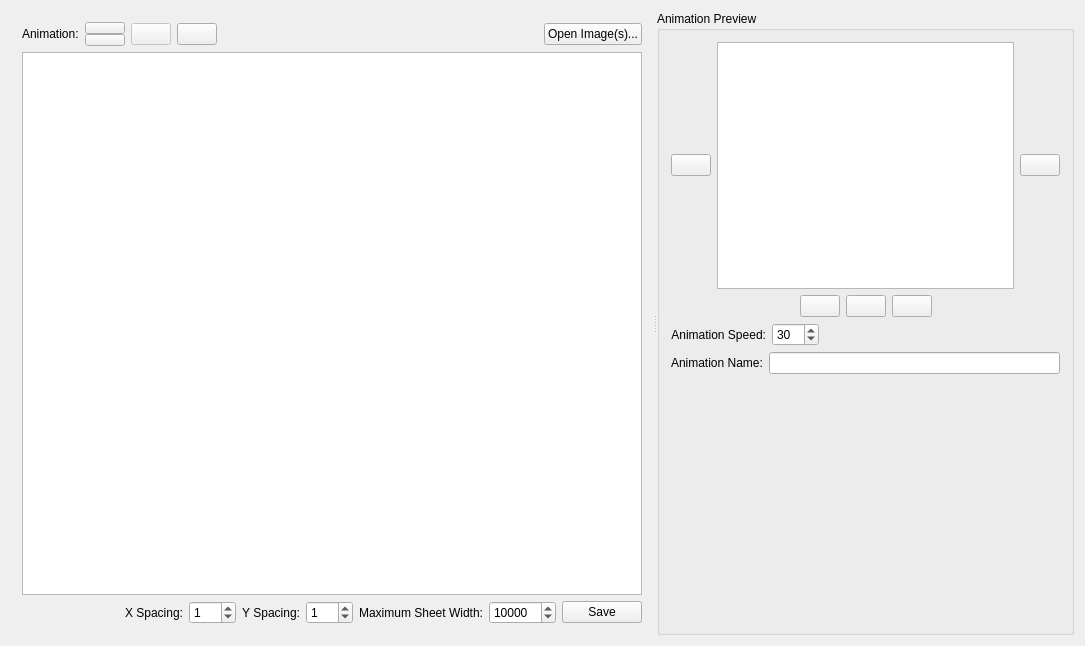
Qt form mainwindow.ui (meh2481/SpriteSheeter) before a commit.
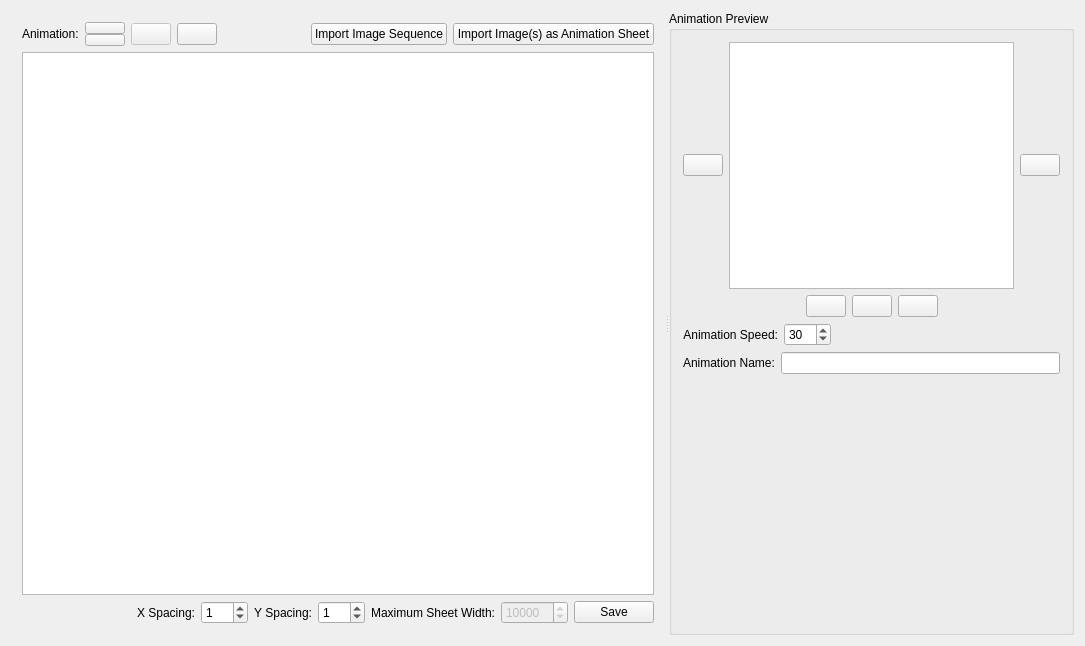
The same form after that commit. Icons and pictures are not drawn.

Commit message: Import image sequences

```diff
--- a/mainwindow.ui
+++ b/mainwindow.ui
@@ -147,13 +147,20 @@
             </property>
            </spacer>
           </item>
+          <item>
+           <widget class="QPushButton" name="openStripButton">
+            <property name="text">
+             <string>Import Image Sequence</string>
+            </property>
+           </widget>
+          </item>
           <item>
            <widget class="QPushButton" name="openImagesButton">
             <property name="toolTip">
              <string>Load images to current animation from file or files</string>
             </property>
             <property name="text">
-             <string>Open Image(s)...</string>
+             <string>Import Image(s) as Animation Sheet</string>
             </property>
            </widget>
           </item>
@@ -251,6 +258,9 @@
             </item>
             <item>
              <widget class="QSpinBox" name="sheetWidthBox">
+              <property name="enabled">
+               <bool>false</bool>
+              </property>
               <property name="maximum">
                <number>1000000</number>
               </property>
@@ -412,6 +422,9 @@
             </item>
             <item>
              <widget class="QSpinBox" name="animationSpeedSpinbox">
+              <property name="minimum">
+               <number>1</number>
+              </property>
               <property name="maximum">
                <number>999</number>
               </property>
```
The commit also changes 2 other files.
